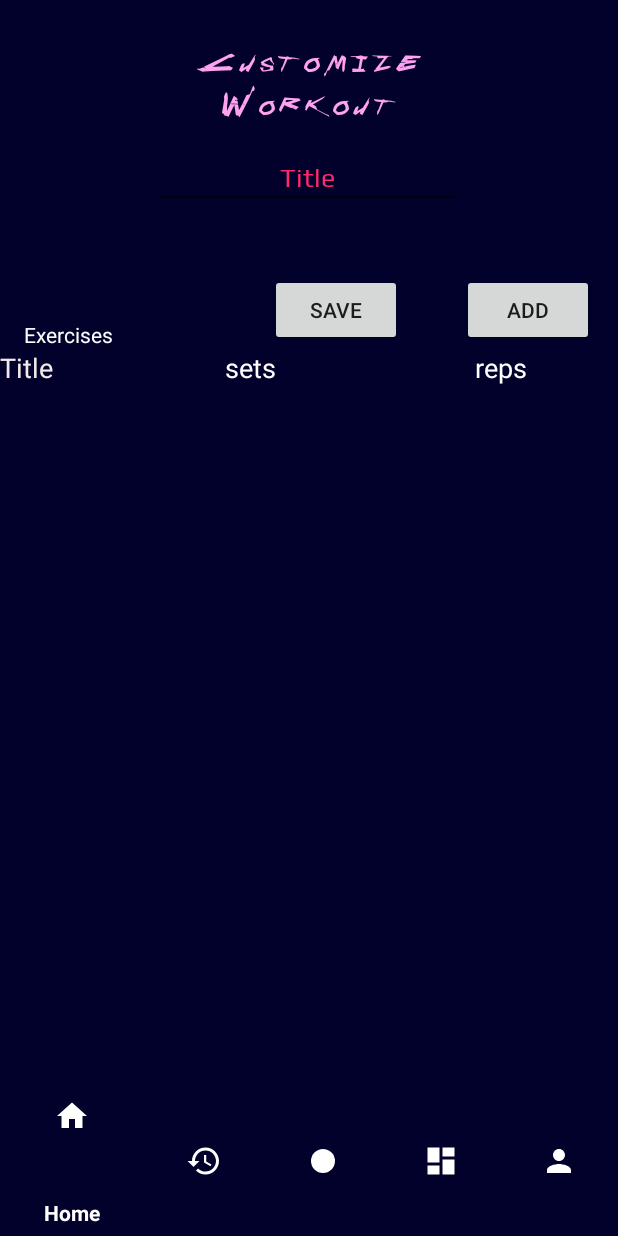
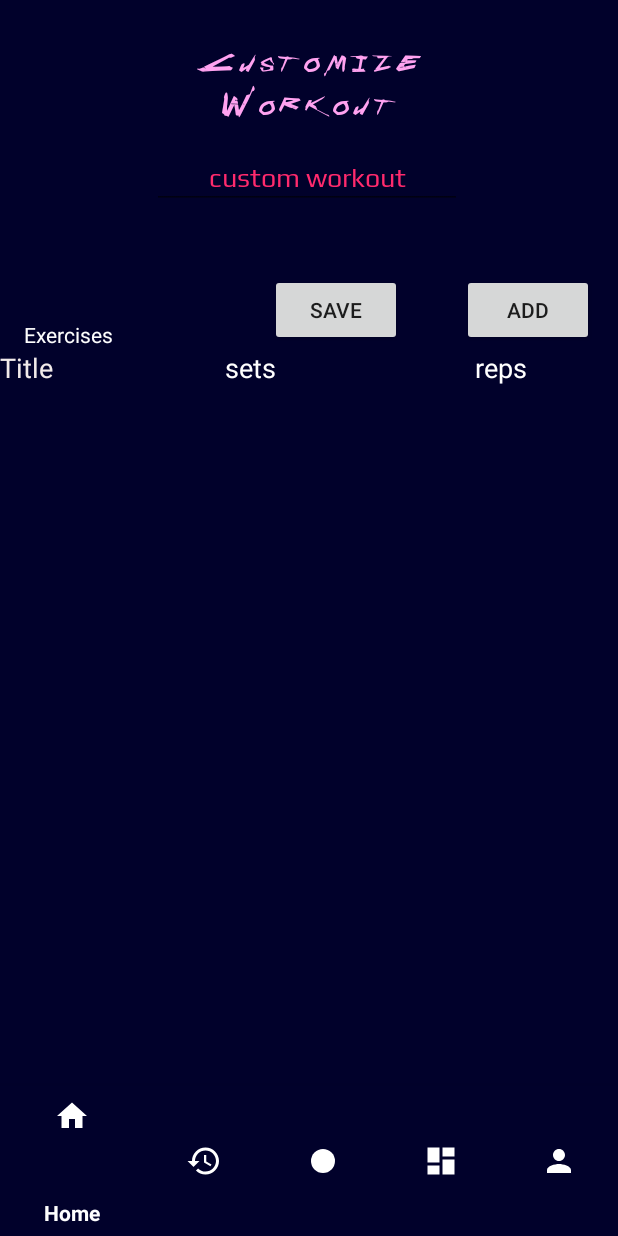
Before and after one commit to nicks1m/fitastic, an Android app: the workoutFrag screen opened through its navigation route, after a tap on "CUSTOM WORKOUT", on a phone screen of 412 x 824 dp. Run offline under Robolectric (Android 15) with nearby library versions, the light colour scheme and no system bars; our stand-ins replace Firebase (no records; nobody signed in at launch, a user with empty details on screens opened directly), navigation-ui.

Commit message:
Custom_workout update

```diff
--- a/app/src/main/java/com/example/fitastic/Exercise.java
+++ b/app/src/main/java/com/example/fitastic/Exercise.java
@@ -7,11 +7,10 @@ public class Exercise {
     private String set;
     private String time;
 
-    public Exercise(String title,String reps, String set, String time){
+    public Exercise(String title,String reps, String set){
         this.title = title;
         this.reps = reps;
         this.set = set;
-        this.time = time;
 
     }
 
--- a/app/src/main/java/com/example/fitastic/createCustomWorkout.java
+++ b/app/src/main/java/com/example/fitastic/createCustomWorkout.java
@@ -2,11 +2,13 @@ package com.example.fitastic;
 
 import android.os.Bundle;
 
+import androidx.annotation.NonNull;
 import androidx.constraintlayout.widget.ConstraintLayout;
 import androidx.fragment.app.Fragment;
 import androidx.navigation.NavController;
 import androidx.navigation.Navigation;
 
+import android.util.Log;
 import android.view.LayoutInflater;
 import android.view.View;
 import android.view.ViewGroup;
@@ -14,6 +16,14 @@ import android.widget.Button;
 import android.widget.EditText;
 import android.widget.LinearLayout;
 import android.widget.TextView;
+
+import com.google.android.gms.tasks.OnSuccessListener;
+import com.google.firebase.auth.FirebaseAuth;
+import com.google.firebase.database.DataSnapshot;
+import com.google.firebase.database.DatabaseError;
+import com.google.firebase.database.DatabaseReference;
+import com.google.firebase.database.FirebaseDatabase;
+import com.google.firebase.database.ValueEventListener;
 
 import java.util.ArrayList;
 import java.util.List;
@@ -25,12 +35,21 @@ import java.util.List;
  */
 public class createCustomWorkout extends Fragment {
 
+    private FirebaseAuth auth;
+    private DatabaseReference mDatabase;
+    private EditText edit_workout_title;
     private EditText exercise_title;
     private EditText exercise_reps;
     private EditText exercise_set;
     private Button add_exercise;
     private Button save_exercise;
-    private List<EditText>custom_workout;
+    private List<EditText>custom_workout_edt;
+    private List<Exercise>custom_workout;
+    private List<String>custom_workout_firebase;
+    private String custom_workout_title;
+    private ValueEventListener mListener;
+    private DatabaseReference ref;
+
 
     // TODO: Rename parameter arguments, choose names that match
     // the fragment initialization parameters, e.g. ARG_ITEM_NUMBER
@@ -69,7 +88,12 @@ public class createCustomWorkout extends Fragment {
         if (getArguments() != null) {
             mParam1 = getArguments().getString(ARG_PARAM1);
             mParam2 = getArguments().getString(ARG_PARAM2);
+            Bundle b = getArguments();
+            custom_workout_title = b.getString("custom_workout_title");
         }
+
+
+
     }
 
     @Override
@@ -77,7 +101,52 @@ public class createCustomWorkout extends Fragment {
                              Bundle savedInstanceState) {
         // Inflate the layout for this fragment
         View v = inflater.inflate(R.layout.fragment_create_custom_workout, container, false);
+
+
+
+
+        //Initialize array to store EditTexts, and another for Strings
+        custom_workout_edt = new ArrayList<>();
         custom_workout = new ArrayList<>();
+        custom_workout_firebase = new ArrayList<>();
+
+        //Firebase Init
+        auth = FirebaseAuth.getInstance();
+        mDatabase = FirebaseDatabase.getInstance().getReference();
+        ref = mDatabase.child("Users").child(auth.getCurrentUser().getUid()).child("custom_workout").child(custom_workout_title);
+
+        mListener = ref.addValueEventListener(new ValueEventListener() {
+            @Override
+            public void onDataChange(DataSnapshot dataSnapshot) {
+                for(DataSnapshot workout_snapshot : dataSnapshot.getChildren())
+                    for(DataSnapshot workout_snapshot2: workout_snapshot.getChildren())
+                        //Adds Button with Title after retrieving data from firebase
+                        custom_workout_firebase.add(workout_snapshot2.getValue().toString());
+                System.out.println("Add complete!");
+                System.out.println(custom_workout_firebase);
+//                System.out.println(workout_snapshot2.getValue().toString());
+//                    addExercise(workout_snapshot.getValue());
+
+                //TODO:
+                //Create array list and push children into it
+                //Pass array list into bundle to next fragment to initialize respective data
+
+            }
+
+            @Override
+            public void onCancelled(@NonNull DatabaseError error) {
+                Log.d("Reaad Fail", "Error");
+            }
+
+
+        });
+
+//        ref.OnSuccessListener(new OnSuccessListener<Void>(){});
+
+
+        edit_workout_title = v.findViewById(R.id.workout_title);
+        edit_workout_title.setText(custom_workout_title);
+
         save_exercise = v.findViewById(R.id.btn_save_exercise);
         save_exercise.setOnClickListener(v1->{
             saveExercises();
@@ -85,13 +154,18 @@ public class createCustomWorkout extends Fragment {
 
         add_exercise = v.findViewById(R.id.btn_add_exercise);
         add_exercise.setOnClickListener(v1->{
-            addExercise();
+            addExercise("Name","Set","Reps");
         });
+
+
+
+
+        loadExercises();
         return v;
     }
 
-    public void addExercise(){
-//use array list to store EDTs and iterate to get values and push to firebasere
+    public void addExercise(String title, String set, String reps){
+         //use array list to store EDTs and iterate to get values and push to firebasere
 
 //        LinearLayout layout = getView().findViewById(R.id.exercise_layout);
 
@@ -99,22 +173,22 @@ public class createCustomWorkout extends Fragment {
         LinearLayout layout_container = getView().findViewById(R.id.layout_container);
 
         exercise_title = new EditText(getContext());
-        exercise_title.setText("Title");
+        exercise_title.setText(title);
         exercise_title.setEms(7);
         exercise_title.setTextColor(getResources().getColor(R.color.cyberYellow));
         exercise_set = new EditText(getContext());
-        exercise_set.setText("Set");
+        exercise_set.setText(set);
         exercise_set.setEms(7);
         exercise_set.setTextColor(getResources().getColor(R.color.cyberYellow));
         exercise_reps = new EditText(getContext());
-        exercise_reps.setText("Reps");
+        exercise_reps.setText(reps);
         exercise_reps.setEms(3);
         exercise_reps.setTextColor(getResources().getColor(R.color.cyberYellow));
 
         //Add to arraylist
-        custom_workout.add(exercise_title);
-        custom_workout.add(exercise_set);
-        custom_workout.add(exercise_reps);
+        custom_workout_edt.add(exercise_title);
+        custom_workout_edt.add(exercise_set);
+        custom_workout_edt.add(exercise_reps);
 
         //Create LinearLayout to store
         layout_box.addView(exercise_title);
@@ -128,14 +202,46 @@ public class createCustomWorkout extends Fragment {
 
     }
 
+    public void loadExercises(){
+
+        for(int i = 0; i < custom_workout_firebase.size(); i ++){
+            System.out.println(custom_workout_firebase.get(i)+custom_workout_firebase.get(i+1)+custom_workout_firebase.get(i+2));
+            addExercise(custom_workout_firebase.get(i),custom_workout_firebase.get(i+1),custom_workout_firebase.get(i+2));
+            i += 2;
+        }
+    }
+
     public void saveExercises(){
-        for(int i = 0; i < custom_workout.size(); i++){
-            System.out.println(custom_workout.get(i).getText().toString());
+        for(int i = 0; i < custom_workout_edt.size(); i++){
+//            System.out.println(custom_workout_edt.get(i).getText().toString());
+            String workout_title = custom_workout_edt.get(i).getText().toString();
+            String workout_set = custom_workout_edt.get(i+1).getText().toString();
+            String workout_reps = custom_workout_edt.get(i+2).getText().toString();
+            Exercise newExercise = new Exercise(workout_title,workout_reps,workout_set);
+            custom_workout.add(newExercise);
+//            System.out.println(custom_workout.get(i).getTitle()+ custom_workout.get(i).getSet()+custom_workout.get(i).getReps());
+            i = i + 2;
+        }
+        for(int i = 0; i < custom_workout.size();i++){
+                        System.out.println(custom_workout.get(i).getTitle()+ custom_workout.get(i).getSet()+custom_workout.get(i).getReps());
         }
 
-        //Create new ArraylIST that stores <Exercise> and push editText into it before firebase???
+        saveToFirebaseDB();
 
 
     }
 
+    public void saveToFirebaseDB(){
+
+        DatabaseReference ref = mDatabase.child("Users").child(auth.getCurrentUser().getUid()).child("custom_workout").child(custom_workout_title);
+        ref.setValue(custom_workout);
+
+    }
+
+    public void onDestroy() {
+        //Remove event listener when frag is inactive to prevent async callbacks
+        super.onDestroy();
+        ref.removeEventListener(mListener);
+    }
+
 }
--- a/app/src/main/java/com/example/fitastic/workoutFrag.java
+++ b/app/src/main/java/com/example/fitastic/workoutFrag.java
@@ -36,6 +36,9 @@ public class workoutFrag extends Fragment {
     private FirebaseAuth auth;
     private DatabaseReference mDatabase;
     private NavController controller;
+    private LinearLayout layout;
+    private DatabaseReference ref;
+    private ValueEventListener mListener;
 
     // TODO: Rename parameter arguments, choose names that match
     // the fragment initialization parameters, e.g. ARG_ITEM_NUMBER
@@ -86,6 +89,10 @@ public class workoutFrag extends Fragment {
         View v = inflater.inflate(R.layout.fragment_workout, container, false);
 
         controller = Navigation.findNavController(container);
+        auth = FirebaseAuth.getInstance();
+        mDatabase = FirebaseDatabase.getInstance().getReference();
+        ref = mDatabase.child("Users").child(auth.getCurrentUser().getUid()).child("custom_workout");
+        layout = v.findViewById(R.id.workout_layout);
 
         loadCustomWorkout();
 
@@ -99,27 +106,27 @@ public class workoutFrag extends Fragment {
 
     //Create a workout Class, pass it into button to be sent as bundle
     public void addButton(String title){
-        LinearLayout layout = getView().findViewById(R.id.workout_layout);
-        custom_workout = new Button(getContext());
+        custom_workout = new Button(this.getContext());
         custom_workout.setText(title);
         layout.addView(custom_workout);
         custom_workout.setOnClickListener(v->{
-        openCustomWorkout(v);
+            Bundle args = new Bundle();
+            args.putString("custom_workout_title",title);
+            controller.navigate(R.id.action_workoutFrag_to_createCustomWorkout, args);
+//        openCustomWorkout(v);
         });
 
 
     }
 
-    public void openCustomWorkout(View v) {
-        controller.navigate(R.id.action_workoutFrag_to_createCustomWorkout);
-    }
+//    public void openCustomWorkout(View v) {
+//
+//        controller.navigate(R.id.action_workoutFrag_to_createCustomWorkout);
+//    }
 
     public void loadCustomWorkout(){
-        auth = FirebaseAuth.getInstance();
-        mDatabase = FirebaseDatabase.getInstance().getReference();
 
-        DatabaseReference ref = mDatabase.child("Users").child(auth.getCurrentUser().getUid()).child("custom_workout");
-        ref.addValueEventListener(new ValueEventListener() {
+        mListener = ref.addValueEventListener(new ValueEventListener() {
             @Override
             public void onDataChange(DataSnapshot dataSnapshot) {
                 for(DataSnapshot workout_snapshot : dataSnapshot.getChildren())
@@ -141,6 +148,12 @@ public class workoutFrag extends Fragment {
         });
     }
 
+    @Override
+    public void onDestroy() {
+        //Remove event listener when frag is inactive to prevent async callbacks
+        super.onDestroy();
+        ref.removeEventListener(mListener);
+    }
 }
 
 //For Reference only
--- a/app/src/main/res/layout/fragment_create_custom_workout.xml
+++ b/app/src/main/res/layout/fragment_create_custom_workout.xml
@@ -19,7 +19,7 @@
         android:text="Customize Workout"
         android:textColor="#FFA2F0"
         android:textSize="24sp"
-        app:layout_constraintBottom_toTopOf="@+id/editTextTextPersonName2"
+        app:layout_constraintBottom_toTopOf="@+id/workout_title"
         app:layout_constraintEnd_toEndOf="parent"
         app:layout_constraintStart_toStartOf="parent"
         app:layout_constraintTop_toTopOf="parent" />
@@ -115,7 +115,7 @@
         app:layout_constraintEnd_toStartOf="@+id/btn_add_exercise" />
 
     <EditText
-        android:id="@+id/editTextTextPersonName2"
+        android:id="@+id/workout_title"
         android:layout_width="wrap_content"
         android:layout_height="wrap_content"
         android:layout_marginStart="12dp"
--- a/app/src/main/res/navigation/my_nav.xml
+++ b/app/src/main/res/navigation/my_nav.xml
@@ -60,5 +60,10 @@
         android:id="@+id/createCustomWorkout"
         android:name="com.example.fitastic.createCustomWorkout"
         android:label="fragment_create_custom_workout"
-        tools:layout="@layout/fragment_create_custom_workout" />
+        tools:layout="@layout/fragment_create_custom_workout" >
+        <argument
+            android:name="workout_title"
+            app:argType="string"
+            android:defaultValue="CUSTOM_WORKOUT" />
+    </fragment>
 </navigation>
```
